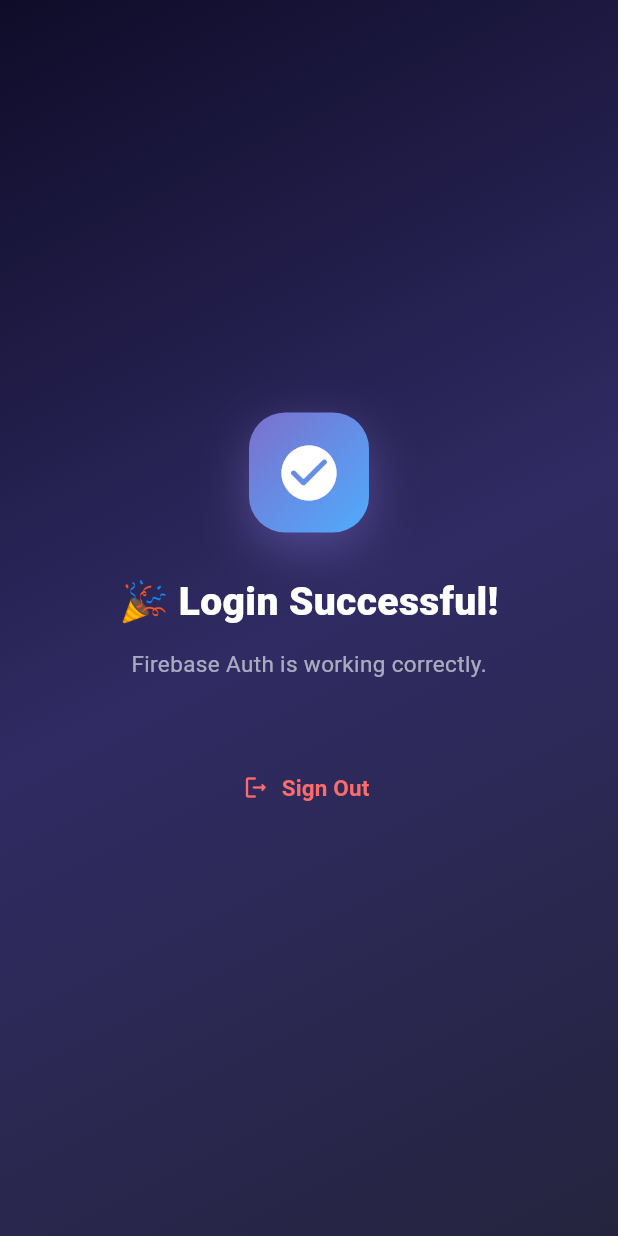
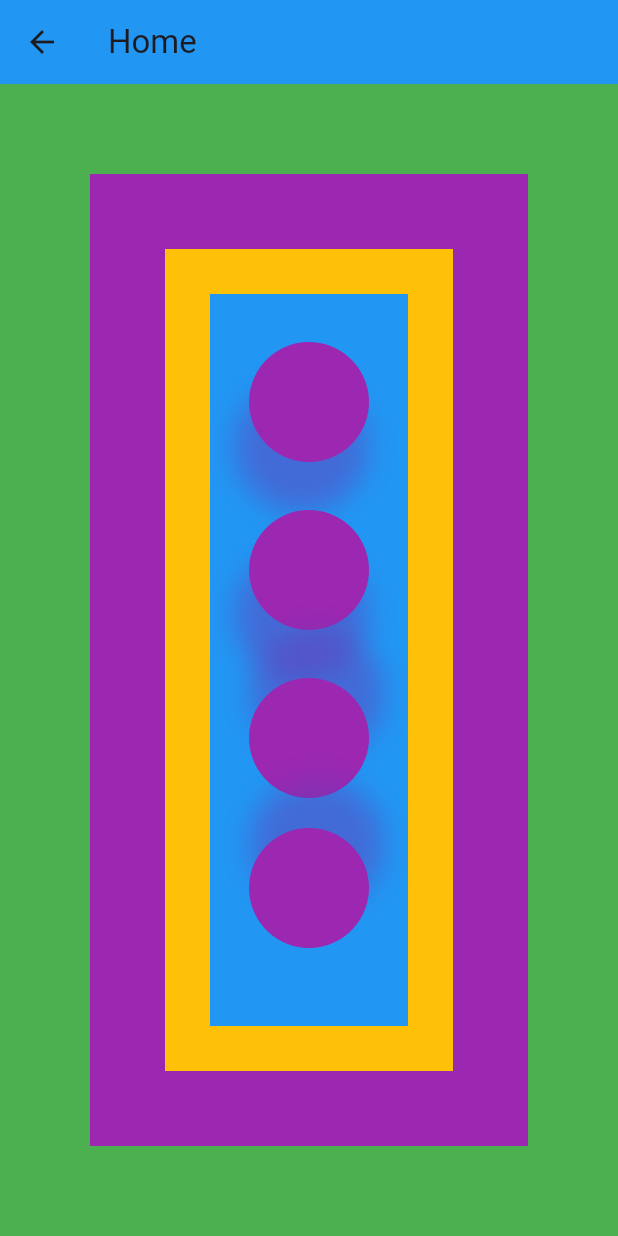
Before and after one commit to shubhranshuthakur24/getx_starter, a Flutter app: the HomePage screen opened by its route, on a phone screen of 412 x 824 dp. Run offline on Flutter 3.47's test engine with Material 3 defaults, Android fonts, the phone set to English and light mode, and no system bars; our stand-ins replace dartz, equatable, firebase_auth, firebase_core, get, logger; accounts and stored records are empty.

Commit message:
created basic layout with column stack

```diff
--- a/lib/presentation/pages/home/home_page.dart
+++ b/lib/presentation/pages/home/home_page.dart
@@ -1,3 +1,5 @@
+import 'dart:math' as Math;
+
 import 'package:flutter/material.dart';
 import 'package:get/get.dart';
 
@@ -7,77 +9,56 @@ class HomePage extends StatelessWidget {
   @override
   Widget build(BuildContext context) {
     return Scaffold(
+      appBar: AppBar(backgroundColor: Colors.blue, title: Text("Home")),
       body: Container(
-        decoration: const BoxDecoration(
-          gradient: LinearGradient(
-            colors: [Color(0xFF0F0C29), Color(0xFF302B63), Color(0xFF24243E)],
-            begin: Alignment.topLeft,
-            end: Alignment.bottomRight,
-          ),
-        ),
-        child: SafeArea(
-          child: Center(
-            child: Column(
-              mainAxisAlignment: MainAxisAlignment.center,
-              children: [
-                Container(
-                  width: 80,
-                  height: 80,
-                  decoration: BoxDecoration(
-                    gradient: const LinearGradient(
-                      colors: [Color(0xFF7C6FCD), Color(0xFF4FACFE)],
-                      begin: Alignment.topLeft,
-                      end: Alignment.bottomRight,
-                    ),
-                    borderRadius: BorderRadius.circular(24),
-                    boxShadow: [
-                      BoxShadow(
-                        color: const Color(0xFF7C6FCD).withAlpha(120),
-                        blurRadius: 28,
-                        offset: const Offset(0, 10),
+        color: Colors.green,
+        child: Padding(
+          padding: EdgeInsets.all(60),
+          child: Container(
+            color: Colors.purple,
+            child: Padding(
+              padding: EdgeInsets.all(50),
+              child: Container(
+                color: Colors.amber,
+                child: Padding(
+                  padding: EdgeInsets.all(30),
+                  child: Container(
+                    color: Colors.blue,
+                    child: Center(
+                      child: Column(
+                        mainAxisAlignment: MainAxisAlignment.spaceEvenly,
+                        children: [
+                          buildCircle(),
+                          buildCircle(),
+                          Container(
+                            margin: EdgeInsets.only(left: 20),
+                            height: 200,
+                            width: 100,
+                            child: Stack(
+                              children: [
+                                Positioned(
+                                  top: 0,
+                                  child: Transform.rotate(
+                                    angle: Math.pi,
+                                    child: buildCircle(),
+                                  ),
+                                ),
+                                Positioned(
+                                  top: 100, // move second one down
+                                  child: Transform.rotate(
+                                    angle: Math.pi,
+                                    child: buildCircle(),
+                                  ),
+                                ),
+                              ],
+                            ),
+                          ),
+                        ],
                       ),
-                    ],
-                  ),
-                  child: const Icon(
-                    Icons.check_circle_rounded,
-                    size: 44,
-                    color: Colors.white,
-                  ),
-                ),
-                const SizedBox(height: 28),
-                const Text(
-                  '🎉 Login Successful!',
-                  style: TextStyle(
-                    fontSize: 26,
-                    fontWeight: FontWeight.w800,
-                    color: Colors.white,
-                  ),
-                ),
-                const SizedBox(height: 12),
-                Text(
-                  'Firebase Auth is working correctly.',
-                  style: TextStyle(
-                    fontSize: 15,
-                    color: Colors.white.withAlpha(153),
-                  ),
-                ),
-                const SizedBox(height: 48),
-                TextButton.icon(
-                  onPressed: () => Get.offAllNamed('/login'),
-                  icon: const Icon(
-                    Icons.logout_rounded,
-                    color: Color(0xFFFF6B6B),
-                  ),
-                  label: const Text(
-                    'Sign Out',
-                    style: TextStyle(
-                      color: Color(0xFFFF6B6B),
-                      fontWeight: FontWeight.w600,
-                      fontSize: 15,
                     ),
                   ),
                 ),
-              ],
+              ),
             ),
           ),
         ),
@@ -85,3 +66,30 @@ class HomePage extends StatelessWidget {
     );
   }
 }
+
+class buildCircle extends StatelessWidget {
+  const buildCircle({super.key});
+
+  @override
+  Widget build(BuildContext context) {
+    return Transform.rotate(
+      angle: 180 / Math.pi,
+      child: Container(
+        width: 80,
+        height: 80,
+        decoration: BoxDecoration(
+          color: Colors.purple,
+          boxShadow: [
+            BoxShadow(
+              color: Colors.deepPurple.withAlpha(120),
+              spreadRadius: 4,
+              blurRadius: 15,
+              offset: Offset.fromDirection(1.0, 30),
+            ),
+          ],
+          borderRadius: BorderRadius.all(Radius.circular(200)),
+        ),
+      ),
+    );
+  }
+}
--- a/lib/presentation/pages/register/register_page.dart
+++ b/lib/presentation/pages/register/register_page.dart
@@ -3,6 +3,7 @@ import 'package:get/get.dart';
 import 'package:getx_starter/presentation/controllers/register_controller.dart';
 import 'package:getx_starter/presentation/widgets/app_input_field.dart';
 import 'package:getx_starter/presentation/widgets/primary_button.dart';
+import 'package:getx_starter/routes/app_routes.dart';
 
 class RegisterPage extends GetView<RegisterController> {
   const RegisterPage({super.key});
@@ -266,7 +267,7 @@ class RegisterPage extends GetView<RegisterController> {
                                 ),
                               ),
                               GestureDetector(
-                                onTap: () => Get.back(),
+                                onTap: () => Get.toNamed(AppRoutes.login),
                                 child: const Text(
                                   'Sign In',
                                   style: TextStyle(
```
